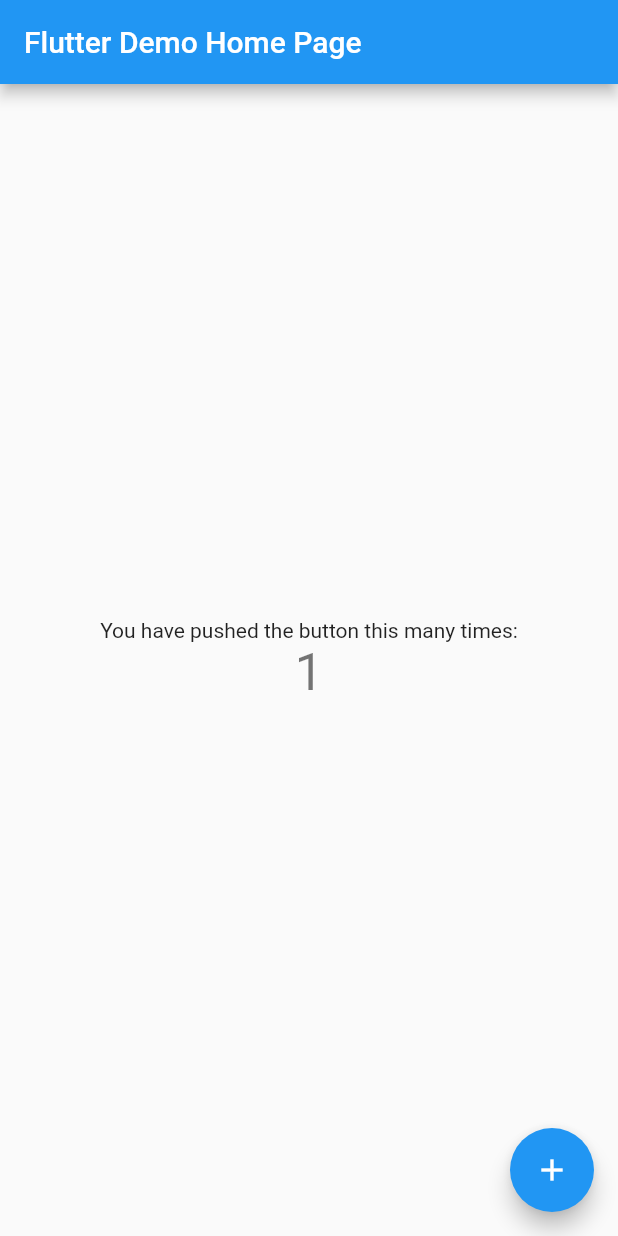
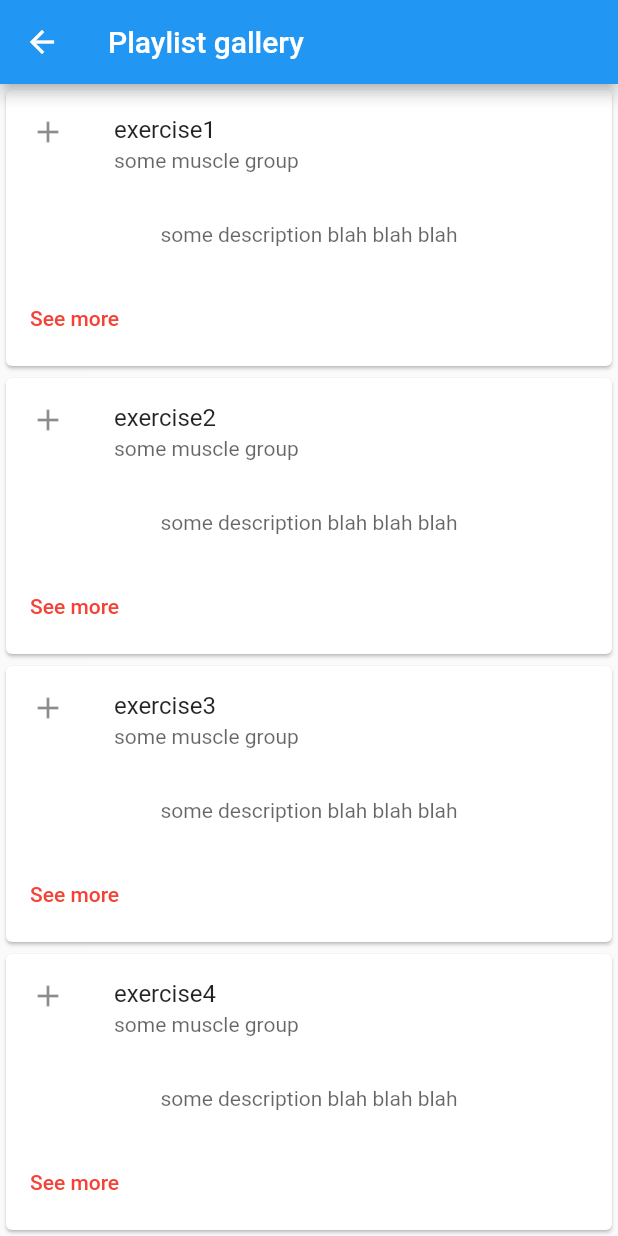
Before and after one commit to ubclaunchpad/workoutpersonalizer-frontend, a Flutter app: the screen it shows after launch, after a tap on the "add" icon, on a phone screen of 412 x 824 dp. Run offline on Flutter 3.47's test engine with Material 2 defaults, Android fonts, the phone set to English and light mode, and no system bars.

Commit message:
added screens directory with simple playlist_gallery screen that displays list of cards. added routing to new screen.

```diff
--- a/lib/main.dart
+++ b/lib/main.dart
@@ -1,4 +1,5 @@
 import 'package:flutter/material.dart';
+import 'package:workoutpersonalizer_frontend/screens/playlist_gallery.dart';
 
 void main() {
   runApp(const MyApp());
@@ -12,6 +13,7 @@
   Widget build(BuildContext context) {
     return MaterialApp(
       title: 'Flutter Demo',
+      routes: {'/gallery': (context) => const PlaylistGallery()},
       theme: ThemeData(
         // This is the theme of your application.
         //
@@ -106,7 +108,10 @@
         ),
       ),
       floatingActionButton: FloatingActionButton(
-        onPressed: _incrementCounter,
+        // onPressed: _incrementCounter,
+        onPressed: () {
+          Navigator.pushNamed(context, '/gallery');
+        },
         tooltip: 'Increment',
         child: const Icon(Icons.add),
       ), // This trailing comma makes auto-formatting nicer for build methods.
--- /dev/null
+++ b/lib/screens/playlist_gallery.dart
@@ -0,0 +1,113 @@
+import 'package:flutter/material.dart';
+
+class PlaylistGallery extends StatelessWidget {
+  const PlaylistGallery({Key? key}) : super(key: key);
+
+  @override
+  Widget build(BuildContext context) {
+    return Scaffold(
+        appBar: AppBar(
+          title: const Text('Playlist gallery'),
+        ),
+        body: const Gallery()
+        // body: Center(
+        //   child: ElevatedButton(
+        //     onPressed: () {
+        //       Navigator.pop(context);
+        //     },
+        //     child: const Text('Go back!'),
+        //   ),
+        // ),
+        );
+  }
+}
+
+class Gallery extends StatefulWidget {
+  const Gallery({Key? key}) : super(key: key);
+
+  @override
+  GalleryState createState() => GalleryState();
+}
+
+class GalleryState extends State<Gallery> {
+  final List<String> _exerciseList = [
+    'exercise1',
+    'exercise2',
+    'exercise3',
+    'exercise4',
+    'exercise5',
+    'exercise6',
+    'exercise7'
+  ];
+
+  // var num = _exerciseList.length;
+
+  Widget _buildList() {
+    return ListView.builder(
+      itemCount: _exerciseList.length,
+      itemBuilder: (context, index) {
+        return Card(
+          // child: Text(_exerciseList[index])
+          child: Column(
+            children: <Widget>[
+              ListTile(
+                  leading: Icon(Icons.add),
+                  title: Text(_exerciseList[index]),
+                  subtitle: Text('some muscle group',
+                      style: TextStyle(color: Colors.black.withOpacity(0.6)))),
+              Padding(
+                padding: const EdgeInsets.all(16),
+                child: Text(
+                  'some description blah blah blah',
+                  style: TextStyle(color: Colors.black.withOpacity(0.6)),
+                ),
+              ),
+              ButtonBar(
+                alignment: MainAxisAlignment.start,
+                children: [
+                  TextButton(
+                      style: TextButton.styleFrom(
+                        primary: Colors.red,
+                      ),
+                      onPressed: () {},
+                      child: const Text('See more'))
+                ],
+              )
+            ],
+          ),
+        );
+      },
+    );
+    // return ListView(
+    //     padding: const EdgeInsets.all(18),
+    //     children: List.generate(_exerciseList.length, (index) {
+    //       return Container(
+    //           margin: const EdgeInsets.all(10),
+    //           height: 50,
+    //           width: 70,
+    //           color: Colors.amber[600],
+    //           child: Center(child: Text(_exerciseList[index])));
+
+    // children: <Widget>[
+
+    //   Container(
+    //     height: 50,
+    //     color: Colors.amber[600],
+    //     child: Center(child: Text(_exerciseList[0])),
+    //   ),
+    //   Container(
+    //     height: 50,
+    //     color: Colors.amber[500],
+    //     child: Center(child: Text(_exerciseList[1])),
+    //   ),
+    //   Container(
+    //     height: 50,
+    //     color: Colors.amber[100],
+    //     child: Center(child: Text(_exerciseList[2])),
+    // }));
+  }
+
+  Widget build(BuildContext context) {
+    return Scaffold(body: _buildList());
+  }
+}
```
